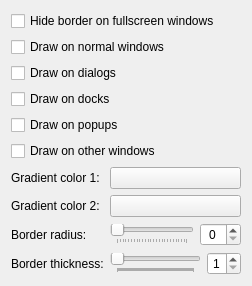
bartekldw/borderglow, file kcm/ui/borderglowconfigform.ui: the form before one commit.
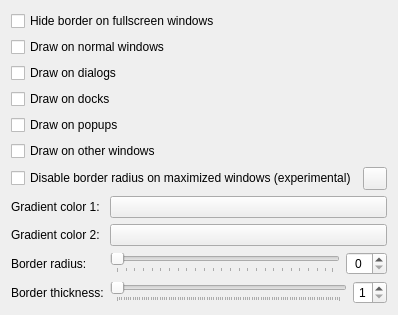
The form after the commit. Custom widgets are drawn as their Qt base class.

Commit message: Make border radius negation on maximized windows optional with new DisableRadiusMaximized KCM property

Patch:
```diff
--- a/kcm/ui/borderglowconfigform.ui
+++ b/kcm/ui/borderglowconfigform.ui
@@ -45,6 +45,39 @@
      </property>
     </widget>
    </item>
+   <item>
+    <layout class="QHBoxLayout" name="disableRadiusLayout">
+     <item>
+      <widget class="QCheckBox" name="kcfg_DisableRadiusMaximized">
+       <property name="text">
+        <string>Disable border radius on maximized windows (experimental)</string>
+       </property>
+      </widget>
+     </item>
+     <item>
+      <widget class="KContextualHelpButton" name="disableRadiusHelp">
+       <property name="contextualHelpText">
+        <string>Removes the corner radius on maximized windows so the glow does not clip against the screen edges.
+
+Note: the maximized state is inferred from the window's geometry so detection is not always accurate. A normal window that happens to match the maximized size will also be drawn with zero radius. This will be improved in a future release.</string>
+       </property>
+      </widget>
+     </item>
+     <item>
+      <spacer name="disableRadiusSpacer">
+       <property name="orientation">
+        <enum>Qt::Horizontal</enum>
+       </property>
+       <property name="sizeHint" stdset="0">
+        <size>
+         <width>0</width>
+         <height>0</height>
+        </size>
+       </property>
+      </spacer>
+     </item>
+    </layout>
+   </item>
    <item>
     <layout class="QFormLayout" name="colorFormLayout">
      <item row="0" column="0">
@@ -151,6 +184,11 @@
    <extends>QPushButton</extends>
    <header>KColorButton</header>
   </customwidget>
+  <customwidget>
+   <class>KContextualHelpButton</class>
+   <extends>QToolButton</extends>
+   <header>KContextualHelpButton</header>
+  </customwidget>
  </customwidgets>
  <resources/>
  <connections/>
```
The commit also changes 3 other files.
